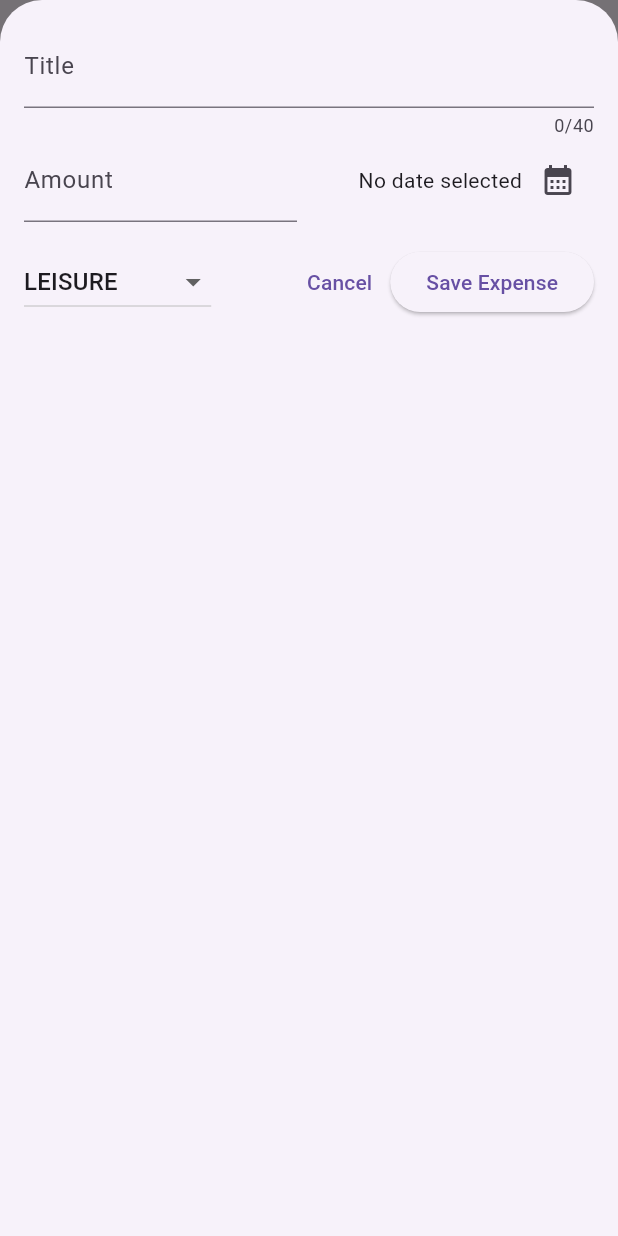
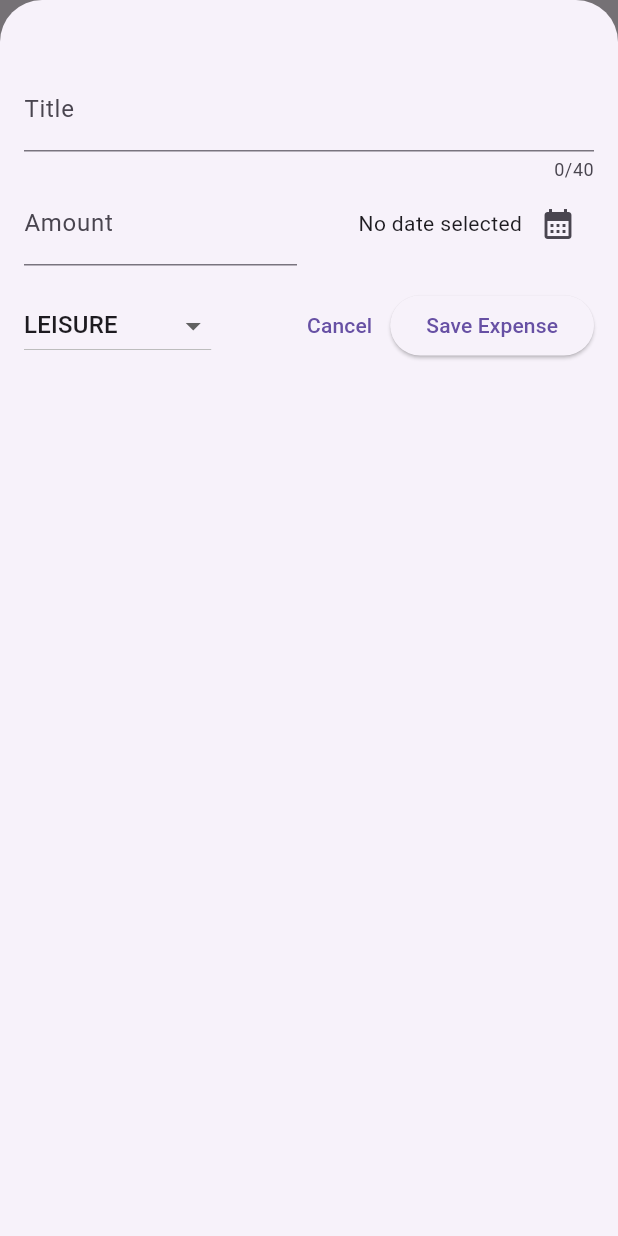
Before and after one commit to bhargav1131/Money-YOU---An-Expense-Tracker, a Flutter app: the screen it shows after launch, after a tap on the "add" icon, on a phone screen of 412 x 824 dp. Run offline on Flutter 3.47's test engine with Material 3 defaults, Android fonts, the phone set to English and light mode, and no system bars.

Commit message:
Adjust top padding

```diff
--- a/lib/widgets/new_expense.dart
+++ b/lib/widgets/new_expense.dart
@@ -86,7 +86,7 @@ class _NewExpenseState extends State<NewExpense> {
   @override
   Widget build(BuildContext context) {
     return Padding(
-      padding: const EdgeInsets.all(16),
+      padding: const EdgeInsets.fromLTRB(16, 45, 16, 16),
       child: Column(
         children: [
           TextField(
```
